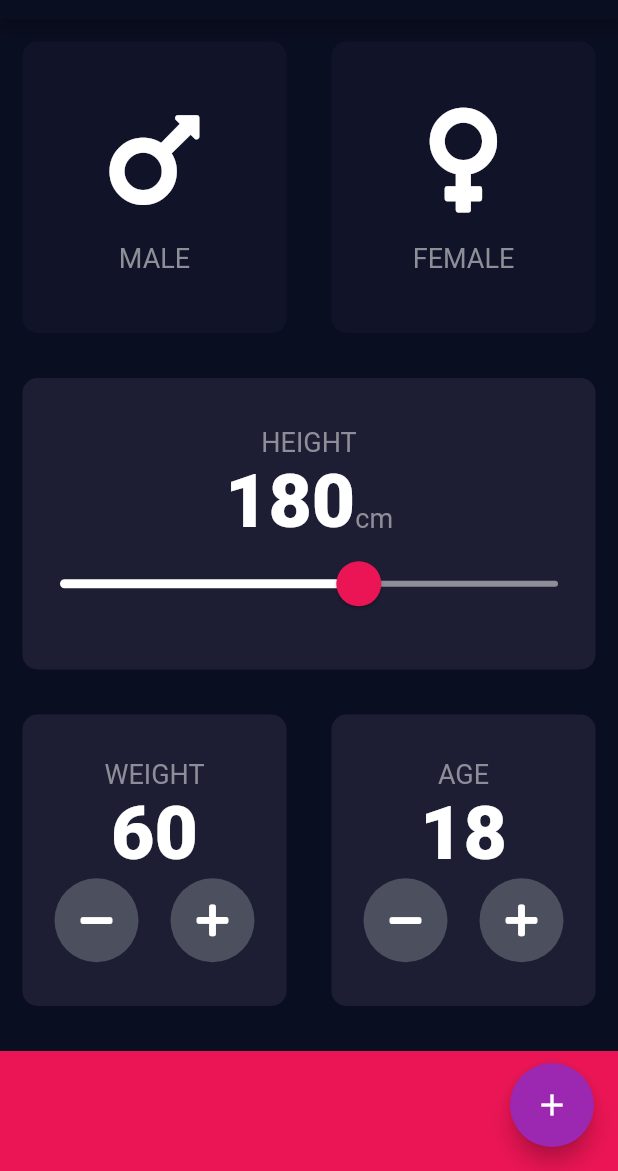
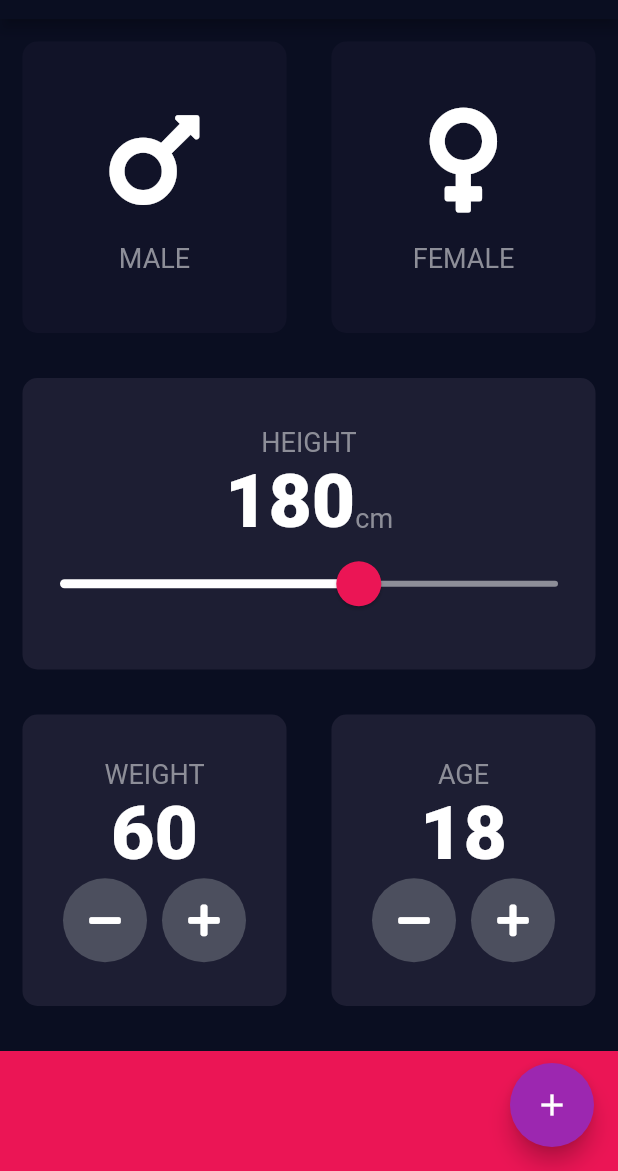
Before and after one commit to djeriko/bmiCalculator, a Flutter app: the screen it shows after launch, on a phone screen of 412 x 824 dp, the part 65-1236 px from its top. Run offline on Flutter 3.47's test engine with Material 2 defaults, Android fonts, the phone set to English and light mode, and no system bars; our stand-ins replace font_awesome_flutter.

Commit message:
added 2 widgets in bottom

```diff
--- a/lib/screens/input_page.dart
+++ b/lib/screens/input_page.dart
@@ -108,7 +108,7 @@ class _InputPageState extends State<InputPage> {
                       });
                     },
                   ),
-                )
+                ),
               ],
             ),
           )),
@@ -185,7 +185,7 @@ class CardWithTwoButtons extends StatelessWidget {
   @override
   Widget build(BuildContext context) {
     return Row(
-      mainAxisAlignment: MainAxisAlignment.spaceEvenly,
+      mainAxisAlignment: MainAxisAlignment.center,
       children: <Widget>[
         RoundIconButton(
           icon: iconLeft,
@@ -240,12 +240,13 @@ class BottomCard extends StatelessWidget {
           style: kNumberTextStyle,
         ),
         Row(
-          mainAxisAlignment: MainAxisAlignment.spaceEvenly,
+          mainAxisAlignment: MainAxisAlignment.center,
           children: <Widget>[
             RoundIconButton(
               icon: FontAwesomeIcons.minus,
               onPress: onPressMinus,
             ),
+            SizedBox(width: 10.0,),
             RoundIconButton(
               icon: FontAwesomeIcons.plus,
               onPress: onPressPlus,
```
